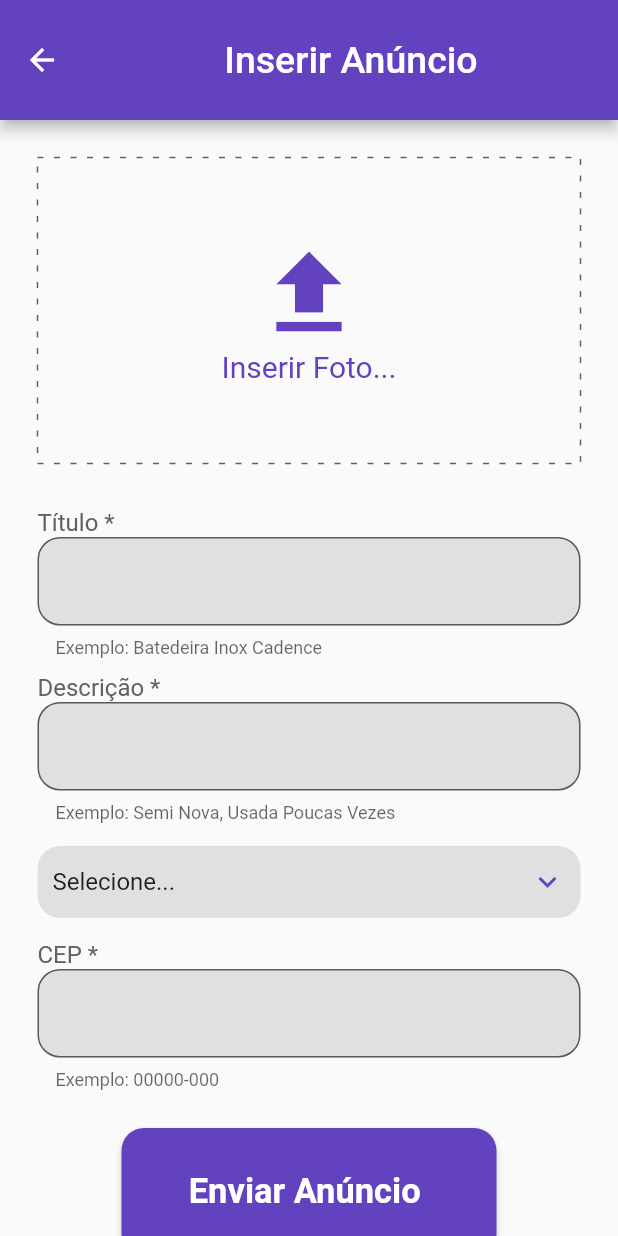
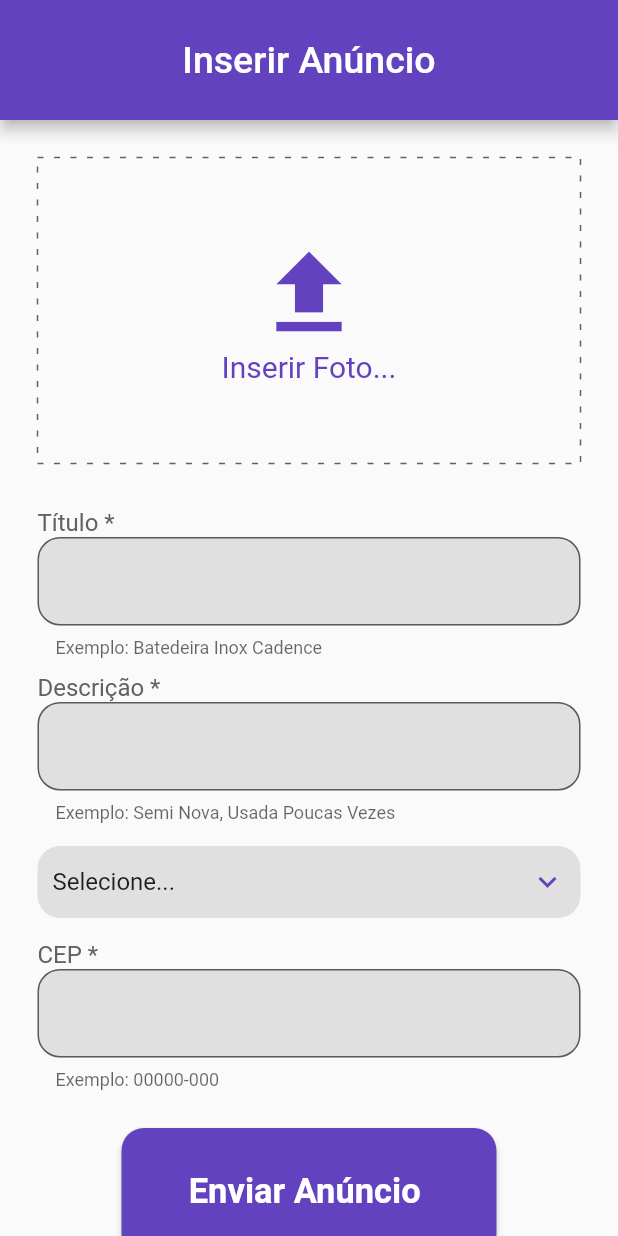
Before and after one commit to GreemerBR/deal, a Flutter app: the NewAnnounceBody screen opened directly, on a phone screen of 412 x 824 dp. Run offline on Flutter 3.47's test engine with Material 2 defaults, Android fonts, the phone set to English and light mode, and no system bars; drawn by our look-alikes of dotted_border; our stand-ins replace carousel_slider.

```diff
--- a/lib/presenter/main_menu/widgets/card_product_ad.dart
+++ b/lib/presenter/main_menu/widgets/card_product_ad.dart
@@ -1,7 +1,6 @@
 import 'package:flutter/material.dart';
 
 import '../../announcement/announce_page.dart';
-import '../../my_profile/my_profile_page.dart';
 
 // ignore: must_be_immutable
 class CardProductAd extends StatefulWidget {
--- a/lib/presenter/new_announce/new_announce_page.dart
+++ b/lib/presenter/new_announce/new_announce_page.dart
@@ -7,6 +7,8 @@
 
   @override
   Widget build(BuildContext context) {
-    return NewAnnounceBody();
+    return Scaffold(
+      body: NewAnnounceBody()
+    );
   }
 }
--- a/lib/presenter/new_announce/widgets/upload_category_dropdown.dart
+++ b/lib/presenter/new_announce/widgets/upload_category_dropdown.dart
@@ -20,6 +20,7 @@
   var items = ['Selecione...'];
 
   void initState() {
+    super.initState();
     items.addAll(widget.option);
   }
 
```
Also changed, not shown: 1 other file.
